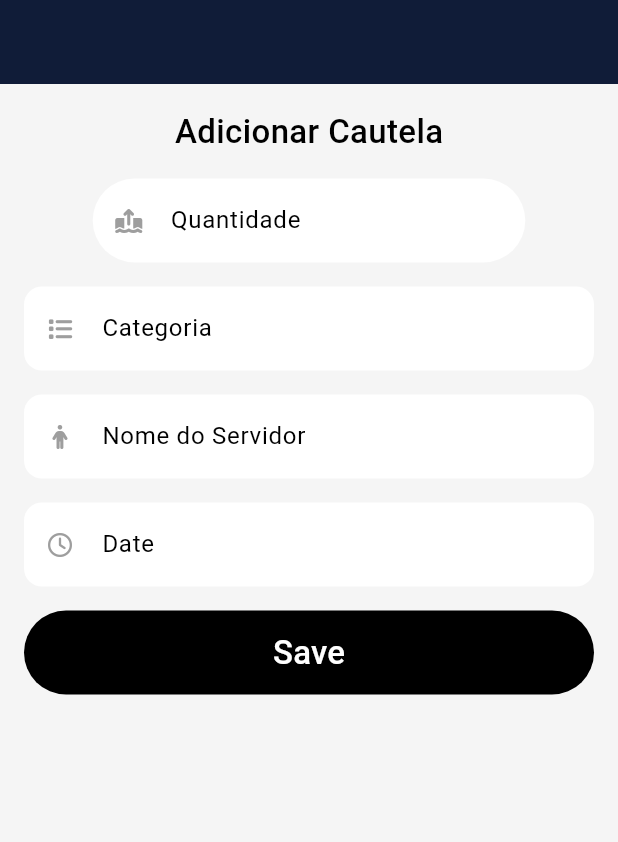
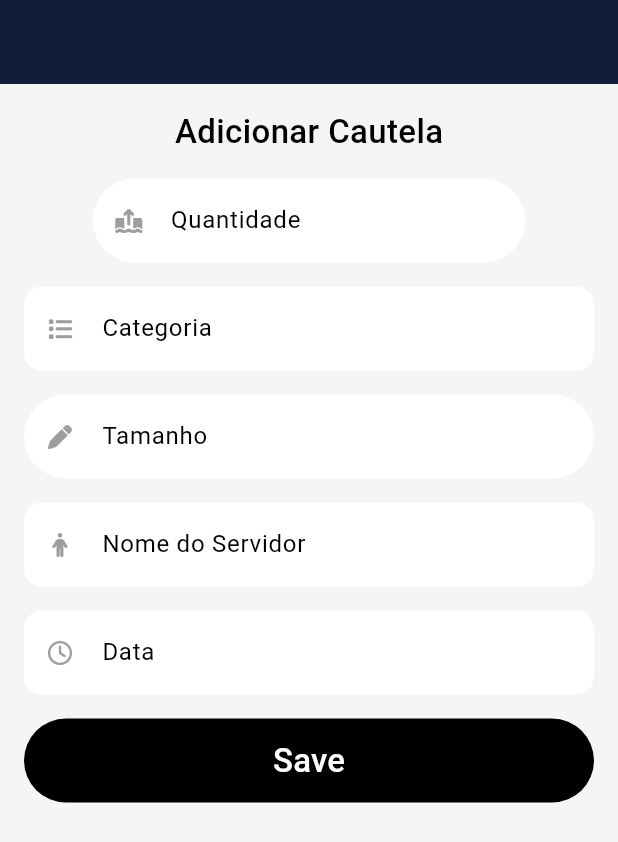
Before and after one commit to milamiloca/Expense_tracker, a Flutter app: the screen it shows after launch, on a phone screen of 412 x 824 dp. Shown: the top 842 px of the screen. Run offline on Flutter 3.47's test engine with Material 3 defaults, Android fonts, the phone set to English and light mode, and no system bars; our stand-ins replace fl_chart, font_awesome_flutter.

Commit message:
project update

```diff
--- a/lib/screens/add_cautela/views/add_cautela.dart
+++ b/lib/screens/add_cautela/views/add_cautela.dart
@@ -3,8 +3,19 @@ import 'package:font_awesome_flutter/font_awesome_flutter.dart';
 
 import '../../../app_view.dart';
 
-class AddCautela extends StatelessWidget {
+class AddCautela extends StatefulWidget {
   const AddCautela({super.key});
+
+  @override
+  State<AddCautela> createState() => _AddCautelaState();
+}
+
+class _AddCautelaState extends State<AddCautela> {
+  TextEditingController quantidadeController = TextEditingController();
+  TextEditingController categoriaController = TextEditingController();
+  TextEditingController servidorController = TextEditingController();
+  TextEditingController dataController = TextEditingController();
+  TextEditingController tamanhoController = TextEditingController();
 
   @override
   Widget build(BuildContext context) {
@@ -33,6 +44,7 @@ class AddCautela extends StatelessWidget {
               SizedBox(
                 width: MediaQuery.of(context).size.width * 0.7,
                 child: TextFormField(
+                  controller: quantidadeController,
                   textAlignVertical: TextAlignVertical.center,
                   decoration: InputDecoration(
                       filled: true,
@@ -52,6 +64,7 @@ class AddCautela extends StatelessWidget {
                 height: 16,
               ),
               TextFormField(
+                controller: categoriaController,
                 textAlignVertical: TextAlignVertical.center,
                 decoration: InputDecoration(
                     filled: true,
@@ -70,6 +83,26 @@ class AddCautela extends StatelessWidget {
                 height: 16,
               ),
               TextFormField(
+                controller: tamanhoController,
+                textAlignVertical: TextAlignVertical.center,
+                decoration: InputDecoration(
+                    filled: true,
+                    fillColor: Colors.white,
+                    prefixIcon: const Icon(
+                      FontAwesomeIcons.pen,
+                      size: 16,
+                      color: Colors.grey,
+                    ),
+                    hintText: 'Tamanho',
+                    border: OutlineInputBorder(
+                        borderRadius: BorderRadius.circular(30),
+                        borderSide: BorderSide.none)),
+              ),
+              const SizedBox(
+                height: 16,
+              ),
+              TextFormField(
+                controller: servidorController,
                 textAlignVertical: TextAlignVertical.center,
                 decoration: InputDecoration(
                     filled: true,
@@ -86,6 +119,7 @@ class AddCautela extends StatelessWidget {
               ),
               const SizedBox(height: 16),
               TextFormField(
+                controller: dataController,
                 textAlignVertical: TextAlignVertical.center,
                 readOnly: true,
                 onTap: () {
@@ -103,7 +137,7 @@ class AddCautela extends StatelessWidget {
                       size: 16,
                       color: Colors.grey,
                     ),
-                    hintText: 'Date',
+                    hintText: 'Data',
                     border: OutlineInputBorder(
                         borderRadius: BorderRadius.circular(12),
                         borderSide: BorderSide.none)),
```
